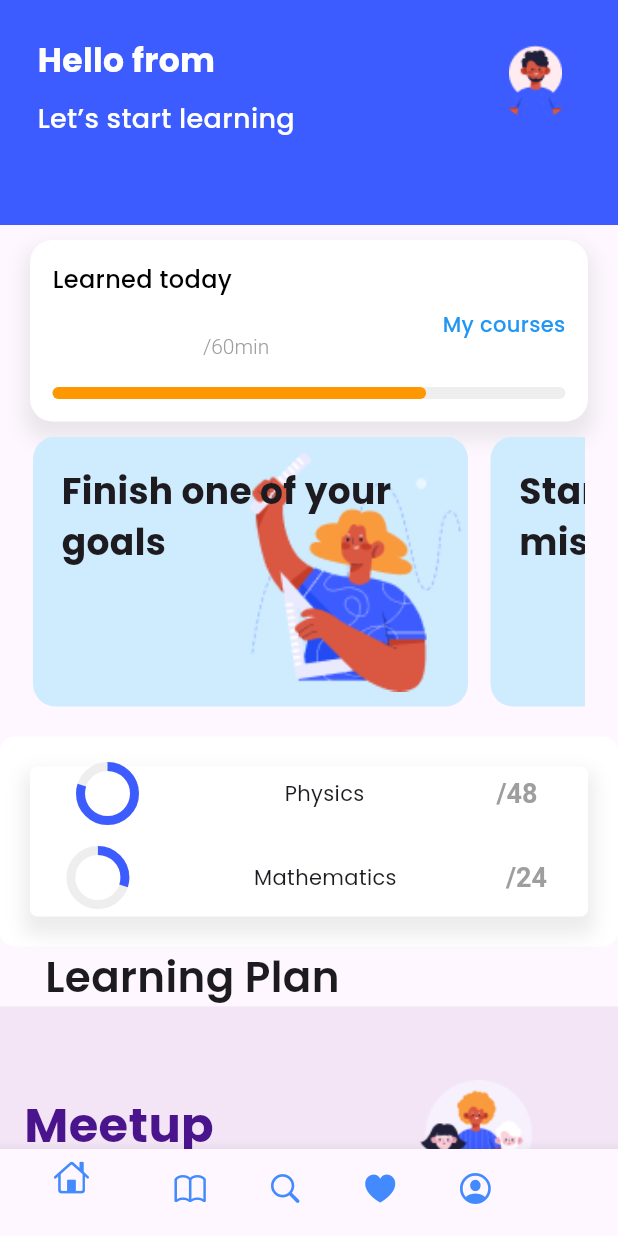
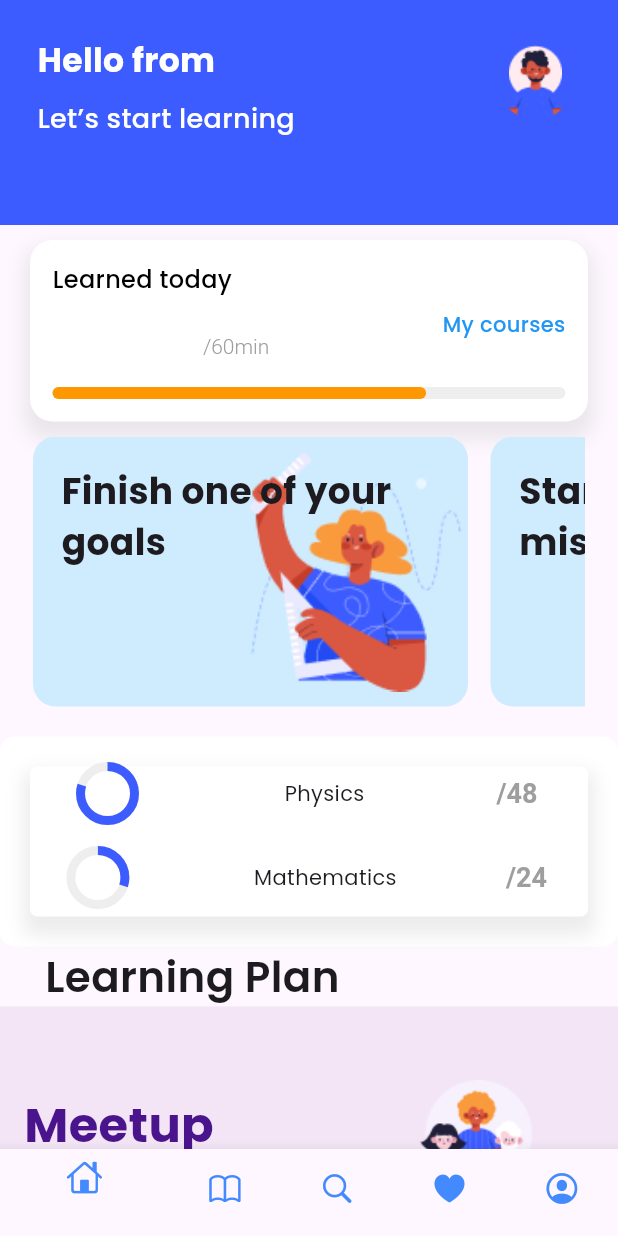
Before and after one commit to vcffff/needai, a Flutter app: the MainPage screen opened directly, on a phone screen of 412 x 824 dp. Run offline on Flutter 3.47's test engine with Material 3 defaults, Android fonts, the phone set to English and light mode, and no system bars; our stand-ins replace cloud_firestore, firebase_auth, firebase_core, google_fonts, google_sign_in, shared_preferences and 1 more; missing offline and left inert: pdfx; accounts and stored records are empty; network calls fail.

Commit message:
the last of us koi

```diff
--- a/lib/app.dart
+++ /dev/null
@@ -1,97 +0,0 @@
-import 'package:firebase_core/firebase_core.dart';
-import 'package:flutter/cupertino.dart';
-import 'package:google_fonts/google_fonts.dart';
-import 'package:needai/presentation/screens/auth/auth.dart';
-import 'package:needai/presentation/screens/books_page/books.dart';
-import 'package:needai/presentation/screens/courses/courses.dart';
-import 'package:needai/presentation/screens/favourites/favourites.dart';
-import 'package:needai/presentation/screens/firstpage/firstpage.dart';
-import 'package:needai/presentation/screens/video_page/videos.dart';
-import 'package:needai/providers/user_provider.dart';
-import 'package:provider/provider.dart';
-import 'firebase_options.dart';
-import 'package:flutter/material.dart';
-
-class MainApp extends StatelessWidget {
-  const MainApp({super.key});
-
-  @override
-  Widget build(BuildContext context) {
-    return MultiProvider(
-      providers: [ChangeNotifierProvider(create: (_) => AddToFavourites())],
-      child: MaterialApp(
-        debugShowCheckedModeBanner: false,
-
-        theme: ThemeData(textTheme: GoogleFonts.poppinsTextTheme()),
-        home: MainPage(),
-      ),
-    );
-  }
-}
-
-class MainPage extends StatefulWidget {
-  const MainPage({super.key});
-
-  @override
-  State<MainPage> createState() => _MainPageState();
-}
-
-class _MainPageState extends State<MainPage> {
-  int current = 0;
-  void changepage(int index) {
-    setState(() {
-      current = index;
-    });
-  }
-
-  List<Widget> pages = [
-    // Header Section
-    Firstpage(),
-    // White Card Section
-    //books
-    Books(),
-    //list of cources
-    Course(),
-
-    //favourites
-    FavoritesPage(),
-
-    Center(child: Text('negr')),
-  ];
-  @override
-  Widget build(BuildContext context) {
-    return Scaffold(
-      body: pages[current],
-      bottomNavigationBar: BottomNavigationBar(
-        onTap: changepage,
-        currentIndex: current,
-        items: const [
-          BottomNavigationBarItem(
-            label: 'Home',
-            icon: Icon(CupertinoIcons.home, color: Colors.blueAccent),
-          ),
-          BottomNavigationBarItem(
-            label: 'Course',
-            icon: Icon(CupertinoIcons.book, color: Colors.blueAccent),
-          ),
-          BottomNavigationBarItem(
-            label: 'Search',
-            icon: Icon(CupertinoIcons.search, color: Colors.blueAccent),
-          ),
-          BottomNavigationBarItem(
-            label: 'Message',
-            icon: Icon(CupertinoIcons.heart_fill, color: Colors.blueAccent),
-          ),
-          BottomNavigationBarItem(
-            label: 'Profile',
-            icon: Icon(
-              CupertinoIcons.profile_circled,
-              color: Colors.blueAccent,
-            ),
-          ),
-          BottomNavigationBarItem(icon: Icon(Icons.smart_toy), label: 'Chat'),
-        ],
-      ),
-    );
-  }
-}
--- a/lib/presentation/screens/auth/login/log_in.dart
+++ b/lib/presentation/screens/auth/login/log_in.dart
@@ -1,7 +1,7 @@
 import 'package:flutter/material.dart';
 import 'package:google_sign_in/google_sign_in.dart';
 import 'package:firebase_auth/firebase_auth.dart';
-import 'package:needai/app.dart';
+import 'package:needai/main.dart';
 import 'package:needai/data/services/firebase_services.dart';
 import 'package:needai/presentation/screens/firstpage/firstpage.dart';
 import 'package:needai/presentation/themes/app_theme.dart';
--- a/lib/presentation/screens/favourites/favourites.dart
+++ b/lib/presentation/screens/favourites/favourites.dart
@@ -25,6 +25,7 @@ class _FavoritesPageState extends State<FavoritesPage> {
     super.initState();
     _loadFavoritesFromFirestore();
   }
+
 
   Future<void> _loadFavoritesFromFirestore() async {
     final prefs = await SharedPreferences.getInstance();
@@ -68,6 +69,7 @@ class _FavoritesPageState extends State<FavoritesPage> {
 
     return Scaffold(
       appBar: AppBar(
+        leading: Icon(Icons.favorite),
         title: Text(
           'Favorites',
           style: TextStyle(
--- a/lib/presentation/screens/firstpage/elements/footer.dart
+++ b/lib/presentation/screens/firstpage/elements/footer.dart
@@ -2,7 +2,7 @@ import 'package:flutter/material.dart';
 import 'package:google_fonts/google_fonts.dart';
 
 class Footer extends StatefulWidget {
-  const Footer({super.key});
+  const   Footer({super.key});
 
   @override
   State<Footer> createState() => _FooterState();
```
Also changed, not shown: lib/main.dart (+7 -13 lines), lib/presentation/screens/books_/books.dart (added, +162 -0 lines), lib/presentation/screens/firstpage/videos.dart (added, +81 -0 lines), lib/presentation/screens/profilepage/profilepage.dart (+6 -1 lines).
